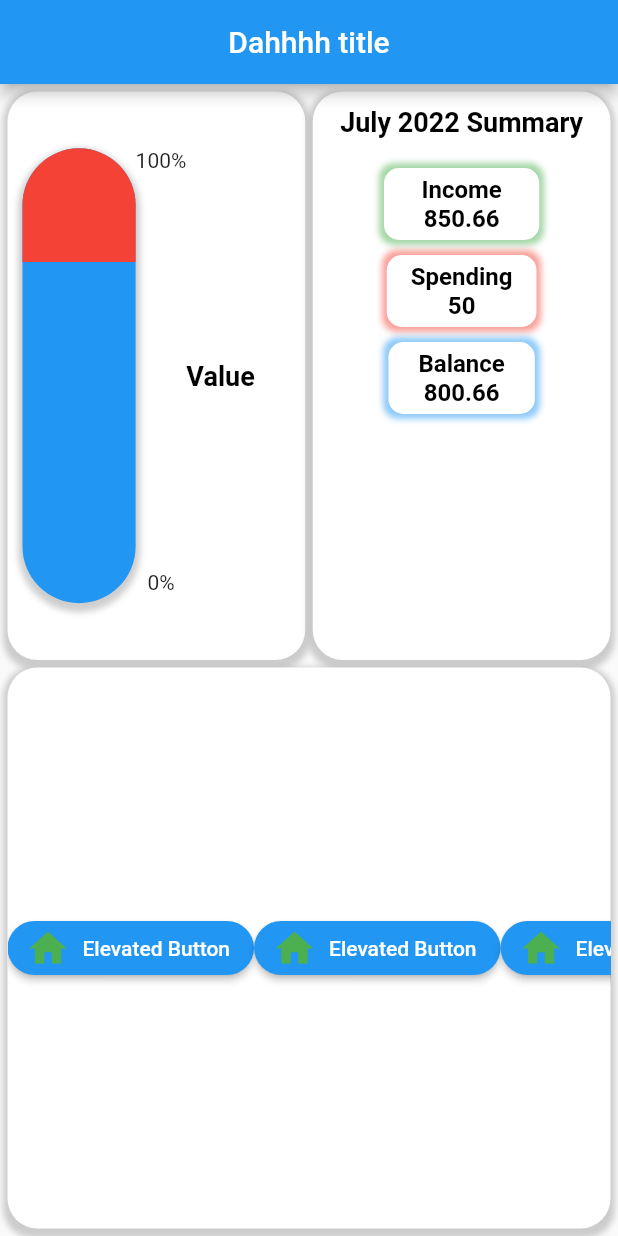
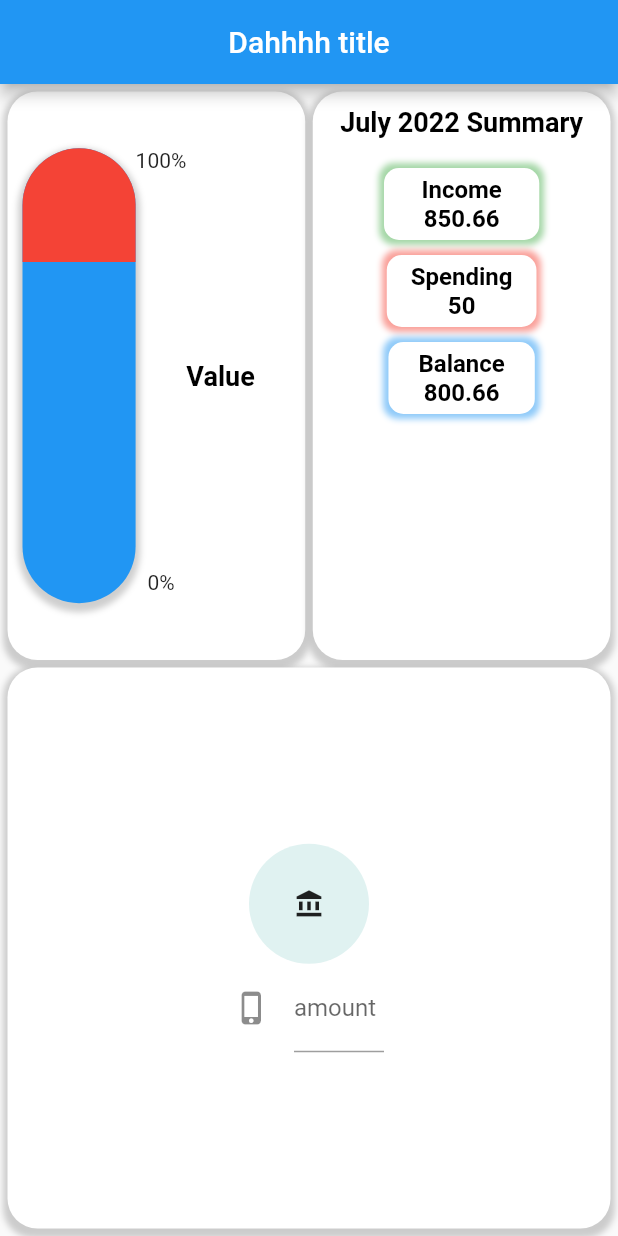
Before and after one commit to ChengCK18/dah_flutterrrrr_app1, a Flutter app: the screen it shows after launch, on a phone screen of 412 x 824 dp. Run offline on Flutter 3.47's test engine with Material 2 defaults, Android fonts, the light colour scheme and no system bars; our stand-ins replace fl_chart.

Commit message:
Replaced button with shape and added entry field

```diff
--- a/lib/mainPageButtons.dart
+++ b/lib/mainPageButtons.dart
@@ -1,4 +1,5 @@
 import 'package:flutter/material.dart';
+import 'package:flutter/services.dart';
 
 class MainPageButtons extends StatefulWidget {
   const MainPageButtons({Key? key}) : super(key: key);
@@ -8,81 +9,44 @@ class MainPageButtons extends StatefulWidget {
 }
 
 class _MainPageButtonsState extends State<MainPageButtons> {
+  final controller = TextEditingController();
   @override
   Widget build(BuildContext context) {
     return Container(
+      constraints: BoxConstraints(minWidth: MediaQuery.of(context).size.width),
+      child: Center(
           child: SingleChildScrollView(
               scrollDirection: Axis.horizontal,
               child: Row(children: <Widget>[
+                Column(
+                    mainAxisAlignment: MainAxisAlignment.center,
+                    crossAxisAlignment: CrossAxisAlignment.center,
+                    children: <Widget>[
                       Container(
-                child: ElevatedButton.icon(
-              icon: Icon(
-                Icons.home,
-                color: Colors.green,
-                size: 30.0,
+                        width: 80,
+                        height: 80,
+                        child: const Icon(
+                          Icons.account_balance,
+                          size: 20,
                         ),
-              label: Text('Elevated Button'),
-              onPressed: () {
-                print('Button Pressed');
-              },
-              style: ElevatedButton.styleFrom(
-                shape: new RoundedRectangleBorder(
-                  borderRadius: new BorderRadius.circular(20.0),
+                        decoration: BoxDecoration(
+                            shape: BoxShape.circle, color: Color(0xFFe0f2f1)),
                       ),
-              ),
-            )),
                       Container(
-                child: ElevatedButton.icon(
-              icon: Icon(
-                Icons.home,
-                color: Colors.green,
-                size: 30.0,
-              ),
-              label: Text('Elevated Button'),
-              onPressed: () {
-                print('Button Pressed');
-              },
-              style: ElevatedButton.styleFrom(
-                shape: new RoundedRectangleBorder(
-                  borderRadius: new BorderRadius.circular(20.0),
-                ),
-              ),
-            )),
-            Container(
-                child: ElevatedButton.icon(
-              icon: Icon(
-                Icons.home,
-                color: Colors.green,
-                size: 30.0,
-              ),
-              label: Text('Elevated Button'),
-              onPressed: () {
-                print('Button Pressed');
-              },
-              style: ElevatedButton.styleFrom(
-                shape: new RoundedRectangleBorder(
-                  borderRadius: new BorderRadius.circular(20.0),
-                ),
-              ),
-            )),
-            Container(
-                child: ElevatedButton.icon(
-              icon: Icon(
-                Icons.home,
-                color: Colors.green,
-                size: 30.0,
-              ),
-              label: Text('Elevated Button'),
-              onPressed: () {
-                print('Button Pressed');
-              },
-              style: ElevatedButton.styleFrom(
-                shape: new RoundedRectangleBorder(
-                  borderRadius: new BorderRadius.circular(20.0),
-                ),
-              ),
-            ))
-          ])),
+                          constraints: BoxConstraints(maxWidth: 100),
+                          child: TextFormField(
+                              controller: controller,
+                              keyboardType: TextInputType.number,
+                              inputFormatters: <TextInputFormatter>[
+                                FilteringTextInputFormatter.allow(
+                                    RegExp(r'[0-9]')),
+                              ],
+                              decoration: InputDecoration(
+                                  labelText: "amount",
+                                  hintText: "da amount",
+                                  icon: Icon(Icons.phone_iphone))))
+                    ]),
+              ]))),
       margin:
           const EdgeInsets.only(left: 5.0, right: 5.0, top: 5.0, bottom: 5.0),
       decoration: BoxDecoration(
```
Lines whose indentation alone changed are shown as unchanged.
